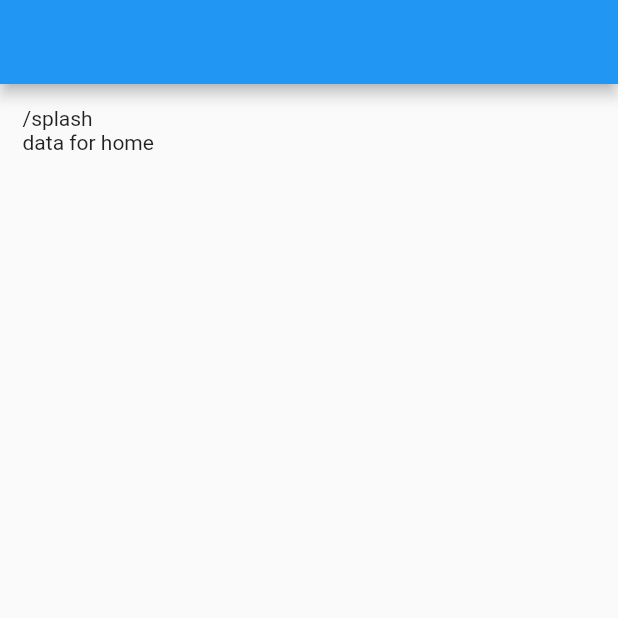
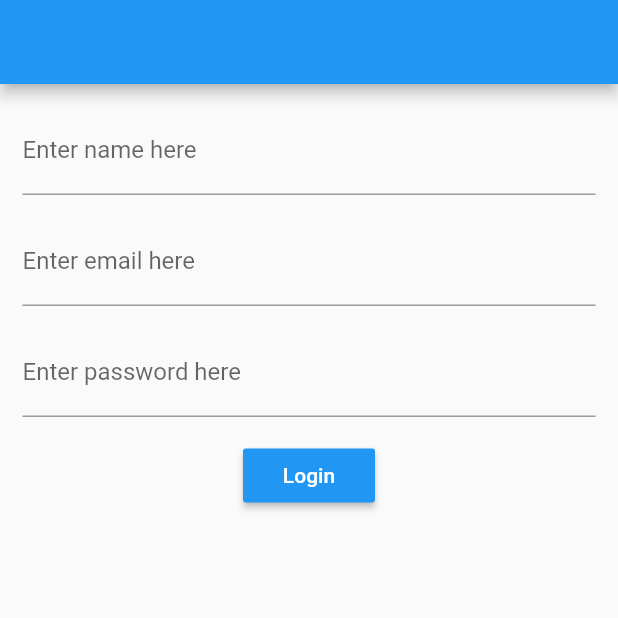
Before and after one commit to Sayed-Siam123/hydrated_bloc_boilerplate, a Flutter app: the screen it shows after launch, on a phone screen of 412 x 824 dp, the top half of it. Run offline on Flutter 3.47's test engine with Material 2 defaults, Android fonts, the light colour scheme and no system bars; drawn by our look-alikes of flutter_form_builder; our stand-ins replace bloc, connectivity_plus, device_preview, dio, easy_splash_screen, equatable and 3 more; network calls fail.

Commit message:
Init state added

```diff
--- a/lib/Utils/Router/router.dart
+++ b/lib/Utils/Router/router.dart
@@ -2,6 +2,7 @@ import 'package:flutter/material.dart';
 import 'package:hydrated_bloc_boilerplate/data/Model/page_route_arguments.dart';
 import 'package:hydrated_bloc_boilerplate/presentations/screens/AboutScreen/about_screen.dart';
 import 'package:hydrated_bloc_boilerplate/presentations/screens/HomeScreen/home_screen.dart';
+import 'package:hydrated_bloc_boilerplate/presentations/screens/LoginScreen/login_screen.dart';
 import 'package:hydrated_bloc_boilerplate/presentations/screens/SettingsScreen/settings_screen.dart';
 import 'package:hydrated_bloc_boilerplate/presentations/screens/SplashScreen/splash_screen.dart';
 
@@ -23,6 +24,14 @@ class AppRouter {
           builder: (_) => const SettingsPage(),
         );
 
+      case '/login':
+
+        var arg = route.arguments as PageRouteArguments;
+
+        return MaterialPageRoute(
+          builder: (_) => LoginScreen(data: arg,),
+        );
+
       case '/home':
 
         var arg = route.arguments as PageRouteArguments;
--- /dev/null
+++ b/lib/data/Model/User/user.dart
@@ -0,0 +1,15 @@
+import 'package:json_annotation/json_annotation.dart';
+part 'user.g.dart';
+
+@JsonSerializable()
+class User{
+  String? name,email,password;
+
+  User({this.name,this.password,this.email});
+
+
+  factory User.fromJson(Map<String,dynamic> data) => _$UserFromJson(data);
+
+  Map<String,dynamic> toJson() => _$UserToJson(this);
+
+}
--- a/lib/main.dart
+++ b/lib/main.dart
@@ -2,21 +2,29 @@ import 'package:connectivity_plus/connectivity_plus.dart';
 import 'package:device_preview/device_preview.dart';
 import 'package:flutter/foundation.dart';
 import 'package:flutter/material.dart';
+import 'package:flutter_bloc/flutter_bloc.dart';
 import 'package:hydrated_bloc/hydrated_bloc.dart';
+import 'package:hydrated_bloc_boilerplate/presentations/screens/HomeScreen/HomeBloc/home_bloc.dart';
+import 'package:hydrated_bloc_boilerplate/presentations/screens/LoginScreen/AuthBloc/auth_bloc.dart';
+import 'package:hydrated_bloc_boilerplate/presentations/screens/LoginScreen/LoginBloc/login_bloc.dart';
 import 'package:path_provider/path_provider.dart';
 
 import 'Utils/Router/router.dart';
+import 'data/dataprovider/api_provider.dart';
 
-void main() async{
+void main() async {
   WidgetsFlutterBinding.ensureInitialized();
   final storage = await HydratedStorage.build(
     storageDirectory: await getTemporaryDirectory(),
   );
 
-  HydratedBlocOverrides.runZoned(() => runApp(DevicePreview(
-          enabled: !kReleaseMode,
-          builder: (context) => MyApp(appRouter: AppRouter(),connectivity: Connectivity(),), // Wrap your app
-        ),),
+  HydratedBlocOverrides.runZoned(() =>
+      runApp(DevicePreview(
+        enabled: !kReleaseMode,
+        builder: (context) =>
+            MyApp(appRouter: AppRouter(),
+              connectivity: Connectivity(),), // Wrap your app
+      ),),
     storage: storage,
   );
 }
@@ -31,12 +39,28 @@ class MyApp extends StatelessWidget {
 
   @override
   Widget build(BuildContext context) {
-    return MaterialApp(
+    return MultiBlocProvider(
+      providers: [
+
+        BlocProvider<AuthBloc>(
+          create: (context) => AuthBloc(),
+        ),
+
+        BlocProvider<LoginBloc>(
+          create: (context) => LoginBloc(),
+        ),
+
+        BlocProvider<HomeBloc>(
+          create: (context) => HomeBloc(apiProvider: ApiProvider()),
+        ),
+      ],
+      child: MaterialApp(
         title: 'Hydrated Bloc Boilerplate',
         debugShowCheckedModeBanner: !kReleaseMode,
         onGenerateRoute: appRouter!.onGeneratedRoute,
         theme: ThemeData(
-        primarySwatch: Colors.blue,
+          primarySwatch: Colors.blue,
+        ),
       ),
     );
   }
--- a/lib/presentations/screens/HomeScreen/home_screen.dart
+++ b/lib/presentations/screens/HomeScreen/home_screen.dart
@@ -1,6 +1,8 @@
 import 'package:flutter/material.dart';
 import 'package:hydrated_bloc_boilerplate/data/Model/page_route_arguments.dart';
 import 'package:hydrated_bloc_boilerplate/presentations/base_widget.dart';
+import 'package:hydrated_bloc_boilerplate/presentations/screens/LoginScreen/AuthBloc/auth_bloc.dart';
+import 'package:provider/src/provider.dart';
 
 class HomePage extends StatefulWidget {
   const HomePage({Key? key, this.data}) : super(key: key);
@@ -12,6 +14,24 @@ class HomePage extends StatefulWidget {
 }
 
 class _HomePageState extends State<HomePage> {
+
+  String? email;
+
+  @override
+  void initState() {
+    // TODO: implement initState
+    super.initState();
+
+    final authState = context.read<AuthBloc>().state;
+
+    if(authState is UserAuthenticate){
+      setState(() {
+        email = authState.user!.email;
+      });
+    }
+
+  }
+
   @override
   Widget build(BuildContext context) {
     return BaseWidget(
@@ -22,8 +42,26 @@ class _HomePageState extends State<HomePage> {
           child: Column(
             crossAxisAlignment: CrossAxisAlignment.start,
             children: [
+              Text(email.toString()),
               Text(widget.data!.fromPage.toString()),
               Text(widget.data!.data![0].toString()),
+
+              MaterialButton(
+                onPressed: (){
+                  context.read<AuthBloc>().add(Logout());
+
+                  Navigator.popAndPushNamed(context, '/login',arguments: PageRouteArguments(
+                    toPage: "/login",
+                    fromPage: "/home",
+                    data: ["data for login"],
+                  ));
+
+
+                },
+                color: Colors.blue,
+                child: const Text("Logout",style: TextStyle(color: Colors.white),),
+              ),
+
             ],
           ),
         ),
--- /dev/null
+++ b/lib/presentations/screens/LoginScreen/AuthBloc/auth_event.dart
@@ -0,0 +1,24 @@
+part of 'auth_bloc.dart';
+
+
+@immutable
+abstract class AuthEvent extends Equatable {}
+
+
+class AuthenticatedUser extends AuthEvent{
+  final User? user;
+
+  AuthenticatedUser({this.user});
+
+  @override
+  // TODO: implement props
+  List<Object?> get props => [user];
+
+
+}
+
+class Logout extends AuthEvent{
+  @override
+  // TODO: implement props
+  List<Object?> get props => [];
+}
--- /dev/null
+++ b/lib/presentations/screens/LoginScreen/AuthBloc/auth_state.dart
@@ -0,0 +1,24 @@
+part of 'auth_bloc.dart';
+
+abstract class AuthState extends Equatable {
+  const AuthState();
+}
+
+//For authenticate state
+class UserAuthenticate extends AuthState {
+
+  final User? user;
+
+  UserAuthenticate({this.user});
+
+  @override
+  List<dynamic> get props => [];
+}
+
+
+//For Un authenticate state
+class UserUnAuthenticate extends AuthState {
+
+  @override
+  List<Object> get props => [];
+}
--- /dev/null
+++ b/lib/presentations/screens/LoginScreen/LoginBloc/login_bloc.dart
@@ -0,0 +1,26 @@
+import 'dart:async';
+
+import 'package:bloc/bloc.dart';
+import 'package:equatable/equatable.dart';
+import 'package:flutter/material.dart';
+import 'package:hydrated_bloc/hydrated_bloc.dart';
+import 'package:hydrated_bloc_boilerplate/data/Model/User/user.dart';
+
+part 'login_event.dart';
+part 'login_state.dart';
+
+class LoginBloc extends Bloc<LoginEvent, LoginState>{
+  LoginBloc() : super(LoginInitial()){
+
+    on<GetLogin>((event, emit) async{
+      if (event is GetLogin) {
+        emit(LoginLoading());
+        await Future.delayed(Duration(seconds: 2));
+        emit(LoginSuccessful(user: event.user));
+      }
+    });
+  }
+
+
+
+}
--- /dev/null
+++ b/lib/presentations/screens/LoginScreen/LoginBloc/login_event.dart
@@ -0,0 +1,18 @@
+part of 'login_bloc.dart';
+
+
+
+@immutable
+abstract class LoginEvent extends Equatable {}
+
+class GetLogin extends LoginEvent{
+
+  final User? user;
+
+  GetLogin({this.user});
+
+  @override
+  // TODO: implement props
+  List<Object?> get props => throw UnimplementedError();
+
+}
--- /dev/null
+++ b/lib/presentations/screens/LoginScreen/LoginBloc/login_state.dart
@@ -0,0 +1,35 @@
+part of 'login_bloc.dart';
+
+abstract class LoginState extends Equatable {
+  const LoginState();
+}
+
+class LoginInitial extends LoginState{
+  @override
+  // TODO: implement props
+  List<Object?> get props => [];
+}
+
+class LoginLoading extends LoginState{
+  @override
+  // TODO: implement props
+  List<Object?> get props => [];
+}
+
+class LoginSuccessful extends LoginState{
+  final User? user;
+  LoginSuccessful({this.user});
+
+  @override
+  // TODO: implement props
+  List<Object?> get props => throw UnimplementedError();
+
+
+}
+
+
+class LoginUnSuccessful extends LoginState{
+  @override
+  // TODO: implement props
+  List<Object?> get props => [];
+}
--- /dev/null
+++ b/lib/presentations/screens/LoginScreen/login_screen.dart
@@ -0,0 +1,132 @@
+import 'package:flutter/material.dart';
+import 'package:flutter_bloc/flutter_bloc.dart';
+import 'package:flutter_form_builder/flutter_form_builder.dart';
+import 'package:form_builder_validators/form_builder_validators.dart';
+import 'package:hydrated_bloc_boilerplate/data/Model/User/user.dart';
+import 'package:hydrated_bloc_boilerplate/data/Model/page_route_arguments.dart';
+import 'package:hydrated_bloc_boilerplate/presentations/screens/LoginScreen/AuthBloc/auth_bloc.dart';
+
+import 'LoginBloc/login_bloc.dart';
+
+class LoginScreen extends StatefulWidget {
+  const LoginScreen({Key? key, this.data}) : super(key: key);
+
+  final PageRouteArguments? data;
+
+  @override
+  _LoginScreenState createState() => _LoginScreenState();
+}
+
+class _LoginScreenState extends State<LoginScreen> {
+  final _formKey = GlobalKey<FormBuilderState>();
+
+
+  @override
+  Widget build(BuildContext context) {
+    return Scaffold(
+      appBar: AppBar(),
+      body: Column(
+        children: [
+          Padding(
+            padding: const EdgeInsets.all(15.0),
+            child: FormBuilder(
+              key: _formKey,
+              child: Column(
+                children: [
+
+                  FormBuilderTextField(
+                    name: 'name',
+                    decoration: const InputDecoration(
+                      labelText:
+                      'Enter name here',
+                    ),
+                    onChanged: (String? value){},
+                    // valueTransformer: (text) => num.tryParse(text),
+                    validator: FormBuilderValidators.compose([
+                      FormBuilderValidators.required(context),
+                    ]),
+                    keyboardType: TextInputType.text,
+                  ),
+
+                  SizedBox(height: 15,),
+
+                  FormBuilderTextField(
+                    name: 'email',
+                    decoration: const InputDecoration(
+                      labelText:
+                      'Enter email here',
+                    ),
+                    onChanged: (String? value){},
+                    // valueTransformer: (text) => num.tryParse(text),
+                    validator: FormBuilderValidators.compose([
+                      FormBuilderValidators.required(context),
+                    ]),
+                    keyboardType: TextInputType.text,
+                  ),
+
+                  SizedBox(height: 15,),
+
+                  FormBuilderTextField(
+                    name: 'password',
+                    decoration: const InputDecoration(
+                      labelText:
+                      'Enter password here',
+                    ),
+                    onChanged: (String? value){},
+                    // valueTransformer: (text) => num.tryParse(text),
+                    validator: FormBuilderValidators.compose([
+                      FormBuilderValidators.required(context),
+                    ]),
+                    keyboardType: TextInputType.text,
+                  ),
+
+                  SizedBox(height: 15,),
+
+
+
+
+                  BlocConsumer<LoginBloc,LoginState>(
+                    listener: (context, state) {
+                      if(state is LoginSuccessful){
+
+                        context.read<AuthBloc>().add(AuthenticatedUser(user: state.user));
+
+                        Navigator.popAndPushNamed(context, '/home',arguments: PageRouteArguments(
+                          toPage: "/home",
+                          fromPage: "/login",
+                          data: ["data for home"],
+                        ));
+
+                      }
+                    },
+                    builder: (context, state) {
+                      if (state is LoginLoading) {
+                        return const Center(child: CircularProgressIndicator(),);
+                      }
+                      else{
+                        return MaterialButton(
+                          onPressed: (){
+                            if(_formKey.currentState!.validate()){
+                              _formKey.currentState!.save();
+                              print(_formKey.currentState!.value);
+                              var data = _formKey.currentState!.value;
+                              final user = User(email: data["email"],name: data["name"],password: data["password"]);
+                              context.read<LoginBloc>().add(GetLogin(user: user));
+                            }
+                          },
+                          color: Colors.blue,
+                          child: const Text("Login",style: TextStyle(color: Colors.white),),
+                        );
+                      }
+                    },
+                  ),
+
+                ],
+              ),
+            ),
+          ),
+        ],
+      ),
+    );
+  }
+}
--- a/lib/presentations/screens/SplashScreen/splash_screen.dart
+++ b/lib/presentations/screens/SplashScreen/splash_screen.dart
@@ -1,6 +1,8 @@
 import 'package:easy_splash_screen/easy_splash_screen.dart';
 import 'package:flutter/material.dart';
+import 'package:flutter_bloc/flutter_bloc.dart';
 import 'package:hydrated_bloc_boilerplate/data/Model/page_route_arguments.dart';
+import 'package:hydrated_bloc_boilerplate/presentations/screens/LoginScreen/AuthBloc/auth_bloc.dart';
 
 class SplashPage extends StatefulWidget {
   const SplashPage({Key? key}) : super(key: key);
@@ -14,15 +16,30 @@ class _SplashPageState extends State<SplashPage> {
 
   @override
   void initState() {
-    // TODO: implement initState
+
+    Future.delayed(const Duration(seconds: 2)).then((value) {
+
+      final authState = context.read<AuthBloc>().state;
+
+      print(authState);
+
+      if(authState is UserAuthenticate){
+        Navigator.popAndPushNamed(context, '/home',arguments: PageRouteArguments(
+          toPage: "/home",
+          fromPage: "/splash",
+          data: ["User Authenticated"],
+        ));
+      }
+
+      else if(authState is UserUnAuthenticate){
+        Navigator.popAndPushNamed(context, '/login',arguments: PageRouteArguments(
+          toPage: "/login",
+          fromPage: "/splash",
+          data: ["data for login"],
+        ));
+      }
+    });
     super.initState();
-    Future.delayed(Duration(seconds: 2)).then((value) {
-      Navigator.popAndPushNamed(context, '/home',arguments: PageRouteArguments(
-        toPage: "/home",
-        fromPage: "/splash",
-        data: ["data for home"],
-      ));
-    });
   }
 
 
```
Also changed, not shown: lib/presentations/screens/HomeScreen/HomeBloc/home_bloc.dart (+1 -15 lines), lib/presentations/screens/LoginScreen/AuthBloc/auth_bloc.dart (added, +54 -0 lines), pubspec.yaml (+6 -1 lines), lib/data/Model/User/user.g.dart (added), pubspec.lock.
